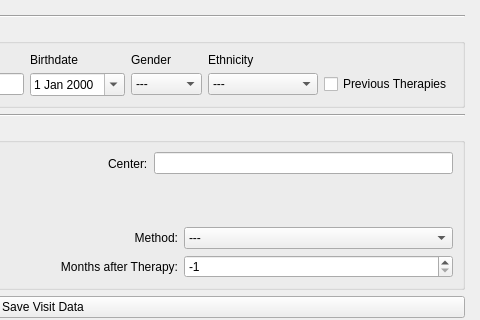
ds-lab/EsophagusVisualization, file 3drekonstruktionspeiseroehre/ui-files/file_selection_window_design.ui: the form before one commit; both pictures show x 394 to 874 and y 0 to 320 of the 874 by 994 pixel window.
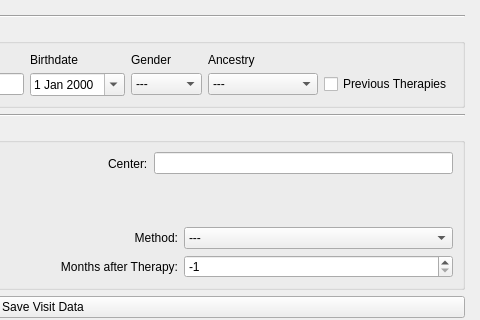
The form after the commit.

Commit message: kleine Änderung an GUI

The edit to the form file:
```diff
--- a/3drekonstruktionspeiseroehre/ui-files/file_selection_window_design.ui
+++ b/3drekonstruktionspeiseroehre/ui-files/file_selection_window_design.ui
@@ -475,7 +475,7 @@
            <item row="0" column="3">
             <widget class="QLabel" name="label_7">
              <property name="text">
-              <string>Ethnicity</string>
+              <string>Ancestry</string>
              </property>
             </widget>
            </item>
```
Left out of the diff: 8 changed lines with no effect on the pictures.
